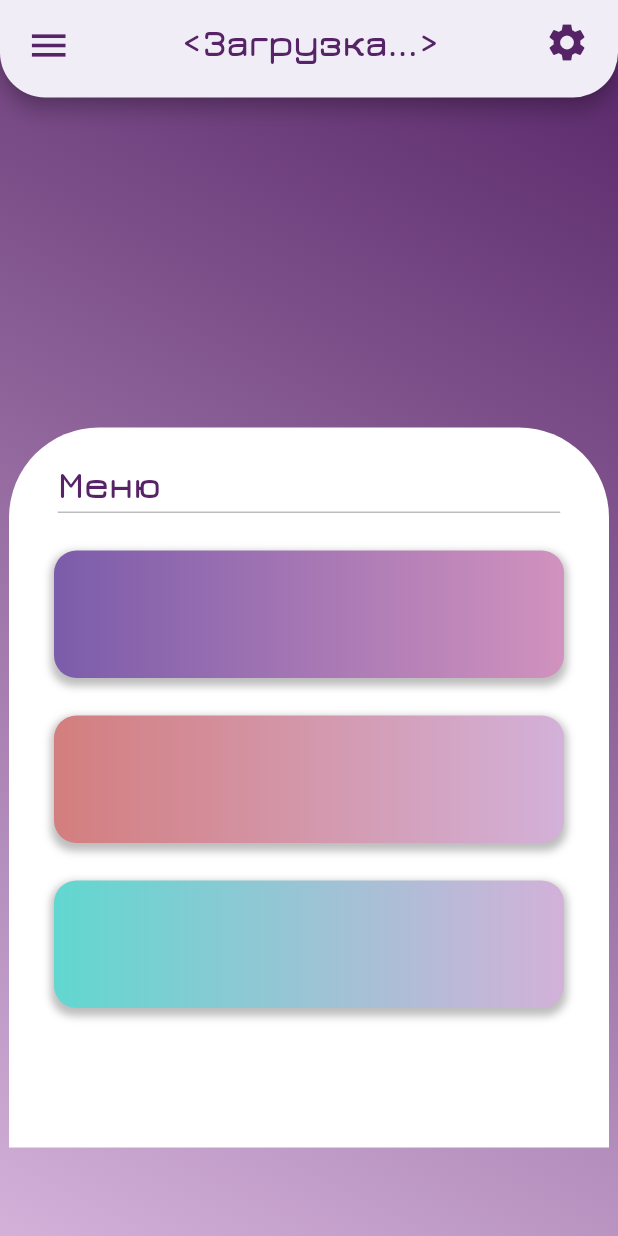
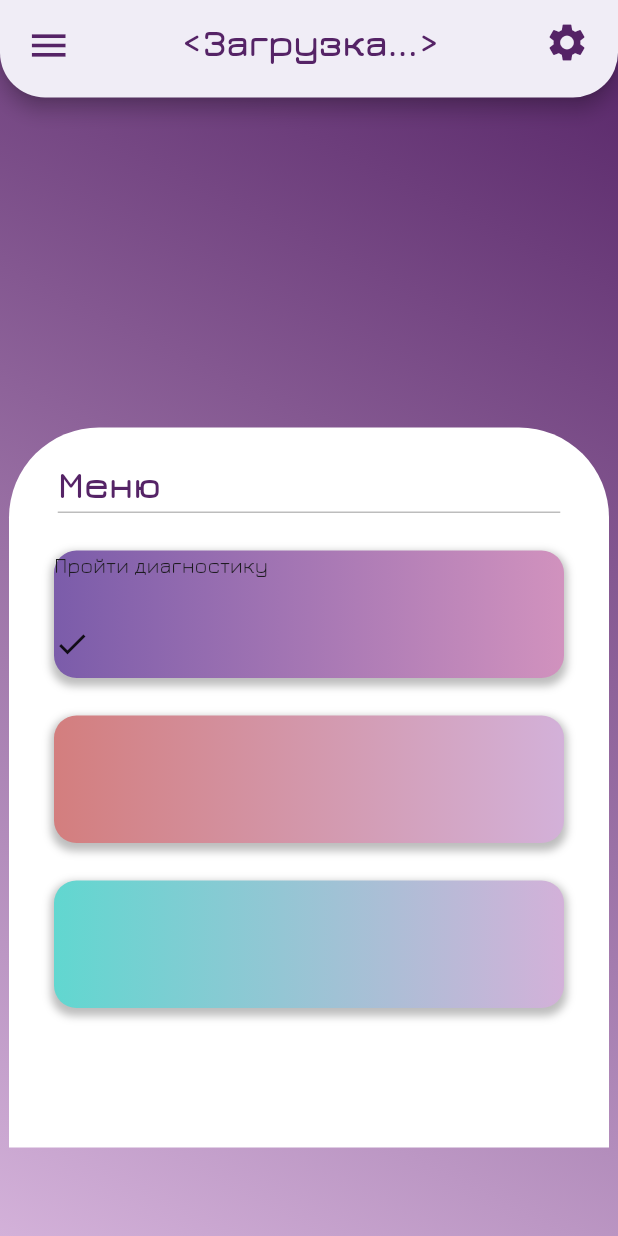
Before and after one commit to Proman2702/ai_app_advanced, a Flutter app: the screen it shows once a user with an empty profile is signed in, on a phone screen of 412 x 824 dp. Run offline on Flutter 3.47's test engine with Material 3 defaults, Android fonts, the phone set to English and light mode, and no system bars; our stand-ins replace cloud_firestore, firebase_auth, firebase_core; accounts and stored records are empty.

Commit message:
making main menu 1

```diff
--- a/lib/features/home/home_page.dart
+++ b/lib/features/home/home_page.dart
@@ -125,7 +125,25 @@ class _HomePageState extends State<HomePage> {
                               GestureDetector(
                                 onTap: () {},
                                 child: Container(height: 85, width: 340, decoration: BoxDecoration(borderRadius: BorderRadius.circular(15), gradient: TileGrad1(),
-                                boxShadow: [BoxShadow(spreadRadius: 2, offset: Offset(0, 3), blurRadius: 4, color: Colors.black26)]),),
+                                boxShadow: [BoxShadow(spreadRadius: 2, offset: Offset(0, 3), blurRadius: 4, color: Colors.black26)]),
+                                child: Stack(
+                                  children: [
+                                    Column(
+
+                                      crossAxisAlignment: CrossAxisAlignment.start,
+
+
+
+                                      children: [
+                                        Text("Пройти диагностику"),
+                                        SizedBox(height: 30),
+                                        Icon(Icons.check)
+                                      ],
+                                    )
+                                  ],
+
+                                ),
+                                ),
                               )
 
                           ],),),
```
